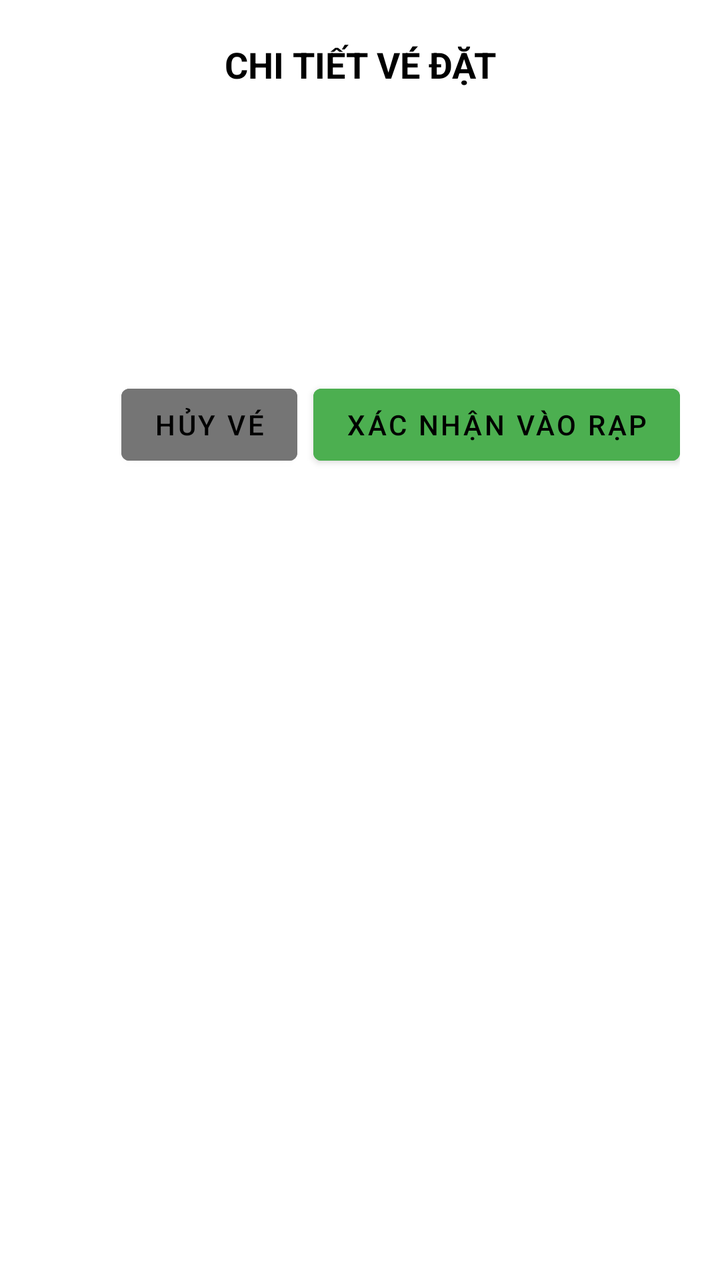
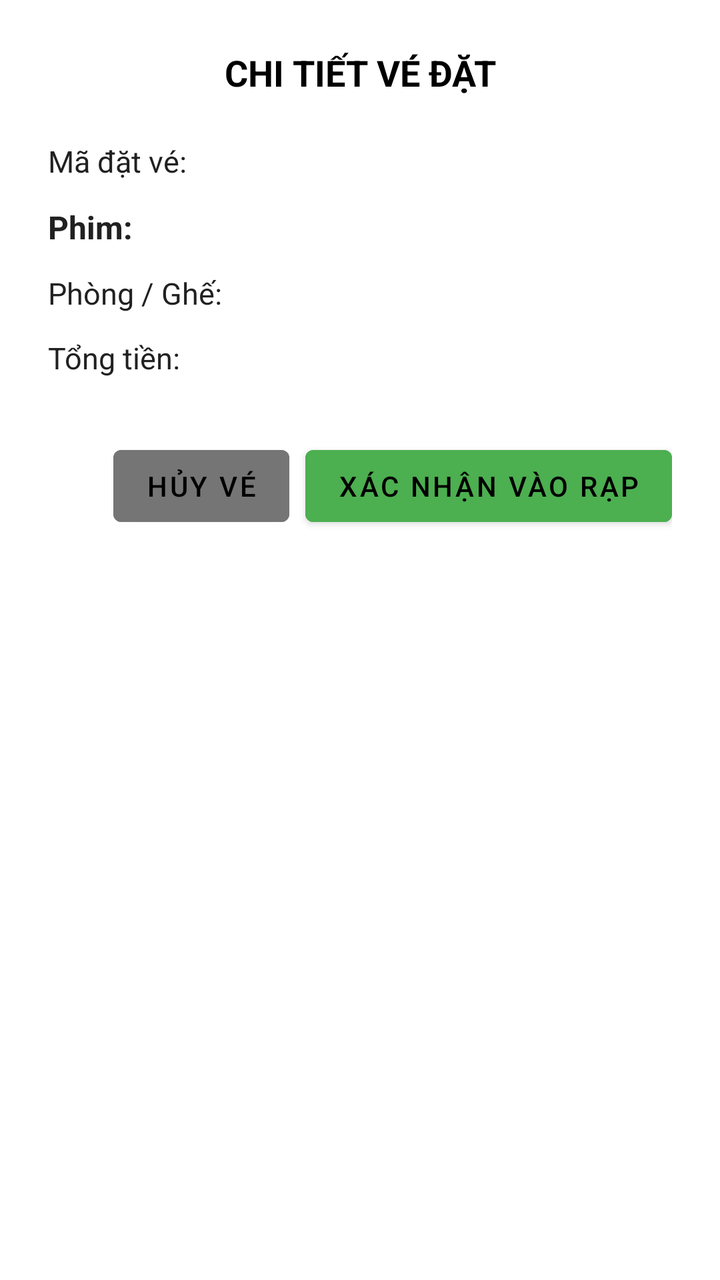

The first picture is an Android layout as it rendered before a commit; the second is the same layout after the commit. The layout source and the unified diff follow.
<!-- AndroidManifest.xml: application theme Theme.CinemaGo.Splash -->
<!-- res/layout/dialog_ticket_detail.xml -->
<?xml version="1.0" encoding="utf-8"?>
<LinearLayout xmlns:android="http://schemas.android.com/apk/res/android"
    android:layout_width="match_parent"
    android:layout_height="wrap_content"
    android:orientation="vertical"
    android:padding="20dp"
    android:background="#FFFFFF">

    <TextView
        android:id="@+id/tvDialogTitle"
        android:layout_width="match_parent"
        android:layout_height="wrap_content"
        android:text="CHI TIẾT VÉ ĐẶT"
        android:textSize="18sp"
        android:textStyle="bold"
        android:textColor="#000000"
        android:gravity="center"
        android:layout_marginBottom="16dp"/>

    <TextView android:id="@+id/tvBookingId" android:layout_width="match_parent" android:layout_height="wrap_content" android:layout_marginVertical="4dp" android:text="Mã đặt vé: "/>
    <TextView android:id="@+id/tvMovieTitle" android:layout_width="match_parent" android:layout_height="wrap_content" android:layout_marginVertical="4dp" android:text="Phim: " android:textStyle="bold"/>
    <TextView android:id="@+id/tvRoomAndSeats" android:layout_width="match_parent" android:layout_height="wrap_content" android:layout_marginVertical="4dp" android:text="Phòng / Ghế: "/>
    <TextView android:id="@+id/tvPriceAndStatus" android:layout_width="match_parent" android:layout_height="wrap_content" android:layout_marginVertical="4dp" android:text="Tổng tiền: "/>

    <LinearLayout
        android:layout_width="match_parent"
        android:layout_height="wrap_content"
        android:orientation="horizontal"
        android:layout_marginTop="20dp"
        android:gravity="end">

        <Button
            android:id="@+id/btnCancelTicket"
            android:layout_width="wrap_content"
            android:layout_height="wrap_content"
            android:text="Hủy vé"
            android:backgroundTint="#757575"
            android:layout_marginEnd="8dp"/>

        <Button
            android:id="@+id/btnCheckIn"
            android:layout_width="wrap_content"
            android:layout_height="wrap_content"
            android:text="Xác nhận vào rạp"
            android:backgroundTint="#4CAF50"/>
    </LinearLayout>
</LinearLayout>
<!-- resources referenced by this layout -->
<resources>
  <style name="Theme.CinemaGo.Splash" parent="Theme.MaterialComponents.NoActionBar">
          <item name="android:windowBackground">#0B0F19</item>
          <item name="android:windowFullscreen">true</item>
      </style>
</resources>

<!-- the commit's change to res/layout/dialog_ticket_detail.xml (unified diff, before → after) -->
@@ -3,7 +3,7 @@
     android:layout_width="match_parent"
     android:layout_height="wrap_content"
     android:orientation="vertical"
-    android:padding="20dp"
+    android:padding="24dp"
     android:background="#FFFFFF">
 
     <TextView
@@ -17,16 +17,48 @@
         android:gravity="center"
         android:layout_marginBottom="16dp"/>
 
-    <TextView android:id="@+id/tvBookingId" android:layout_width="match_parent" android:layout_height="wrap_content" android:layout_marginVertical="4dp" android:text="Mã đặt vé: "/>
-    <TextView android:id="@+id/tvMovieTitle" android:layout_width="match_parent" android:layout_height="wrap_content" android:layout_marginVertical="4dp" android:text="Phim: " android:textStyle="bold"/>
-    <TextView android:id="@+id/tvRoomAndSeats" android:layout_width="match_parent" android:layout_height="wrap_content" android:layout_marginVertical="4dp" android:text="Phòng / Ghế: "/>
-    <TextView android:id="@+id/tvPriceAndStatus" android:layout_width="match_parent" android:layout_height="wrap_content" android:layout_marginVertical="4dp" android:text="Tổng tiền: "/>
+    <TextView
+        android:id="@+id/tvBookingId"
+        android:layout_width="match_parent"
+        android:layout_height="wrap_content"
+        android:layout_marginVertical="6dp"
+        android:textColor="#212121"
+        android:textSize="15sp"
+        android:text="Mã đặt vé: "/>
+
+    <TextView
+        android:id="@+id/tvMovieTitle"
+        android:layout_width="match_parent"
+        android:layout_height="wrap_content"
+        android:layout_marginVertical="6dp"
+        android:textColor="#212121"
+        android:textSize="16sp"
+        android:textStyle="bold"
+        android:text="Phim: "/>
+
+    <TextView
+        android:id="@+id/tvRoomAndSeats"
+        android:layout_width="match_parent"
+        android:layout_height="wrap_content"
+        android:layout_marginVertical="6dp"
+        android:textColor="#212121"
+        android:textSize="15sp"
+        android:text="Phòng / Ghế: "/>
+
+    <TextView
+        android:id="@+id/tvPriceAndStatus"
+        android:layout_width="match_parent"
+        android:layout_height="wrap_content"
+        android:layout_marginVertical="6dp"
+        android:textColor="#212121"
+        android:textSize="15sp"
+        android:text="Tổng tiền: "/>
 
     <LinearLayout
         android:layout_width="match_parent"
         android:layout_height="wrap_content"
         android:orientation="horizontal"
-        android:layout_marginTop="20dp"
+        android:layout_marginTop="24dp"
         android:gravity="end">
 
         <Button
